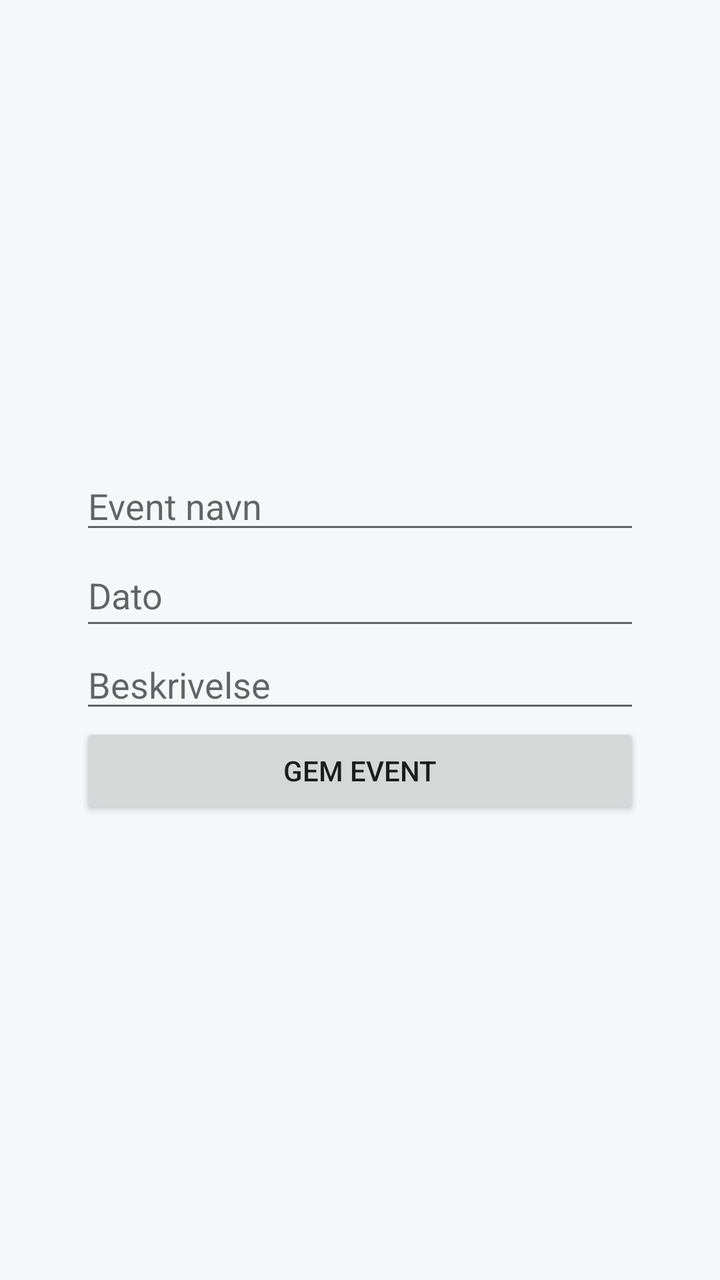
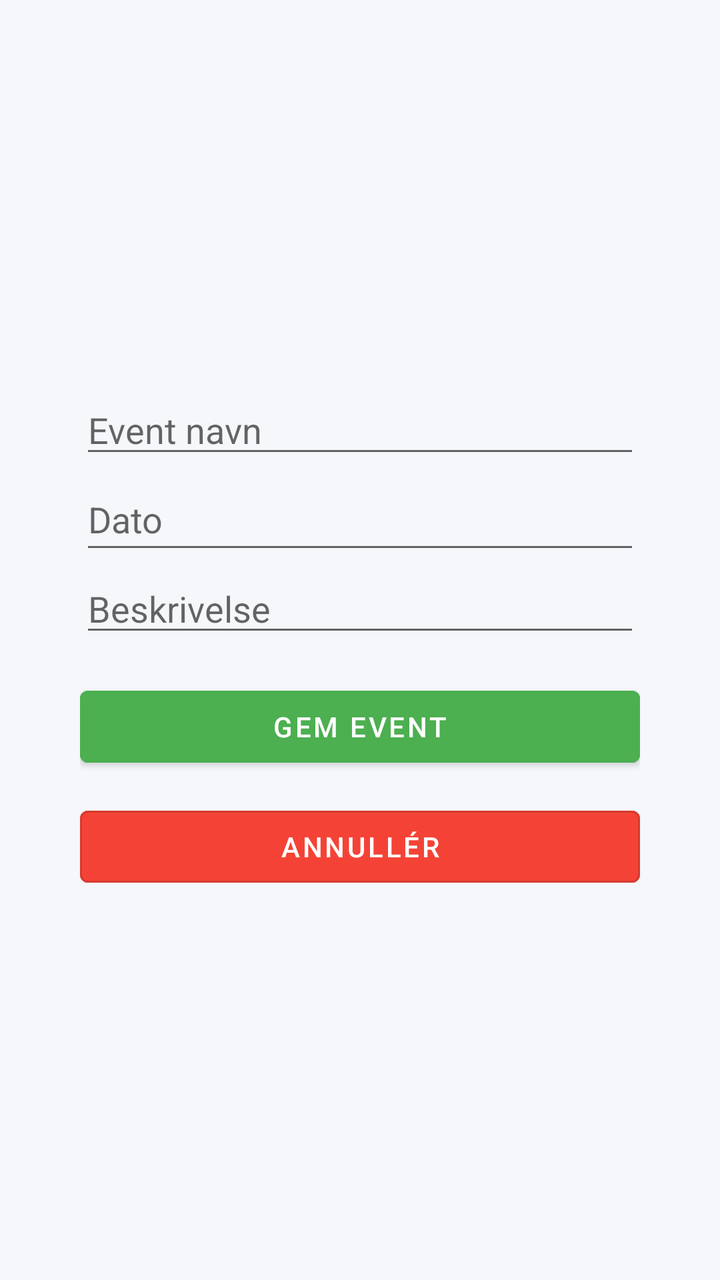

The first picture is an Android layout as it rendered before a commit; the second is the same layout after the commit. The layout source and the unified diff follow.
<!-- AndroidManifest.xml: application theme Theme.KimBegivenhed -->
<!-- res/layout/activity_add_event.xml -->
<?xml version="1.0" encoding="utf-8"?>
<LinearLayout
    xmlns:android="http://schemas.android.com/apk/res/android"
    android:orientation="vertical"
    android:padding="40dp"
    android:gravity="center"
    android:layout_width="match_parent"
    android:layout_height="match_parent">

    <EditText
        android:id="@+id/etName"
        android:hint="Event navn"
        android:layout_width="match_parent"
        android:layout_height="wrap_content"/>

    <EditText
        android:id="@+id/etDate"
        android:hint="Dato"
        android:layout_width="match_parent"
        android:layout_height="wrap_content"
        android:minHeight="48dp"/>

    <EditText
        android:id="@+id/etDesc"
        android:hint="Beskrivelse"
        android:layout_width="match_parent"
        android:layout_height="wrap_content"/>

    <Button
        android:id="@+id/btnSave"
        android:text="Gem event"
        android:layout_width="match_parent"
        android:layout_height="wrap_content"/>
</LinearLayout>
<!-- resources referenced by this layout -->
<resources>
  <style name="Theme.KimBegivenhed" parent="Theme.MaterialComponents.DayNight.NoActionBar">
  
          
          <item name="colorPrimary">@color/primary</item>
          <item name="colorPrimaryVariant">@color/primary_dark</item>
          <item name="colorOnPrimary">@color/white</item>
          <item name="colorOnPrimary">@color/black</item>
  
          
          <item name="colorSecondary">@color/secondary</item>
          <item name="colorSecondaryVariant">@color/secondary_dark</item>
          <item name="colorOnSecondary">@color/white</item>
          <item name="colorOnSecondary">@color/black</item>
  
          
          <item name="android:colorBackground">@color/background</item>
  
          
          <item name="android:statusBarColor">@color/primary_dark</item>
  
          
          <item name="actionBarTheme">@style/ThemeOverlay.MaterialComponents.Dark.ActionBar</item>
  
      </style>
  <color name="primary">#2F80ED</color>
  <color name="primary_dark">#1C5DB6</color>
  <color name="white">#FFFFFF</color>
  <color name="black">#000000</color>
  <color name="secondary">#27AE60</color>
  <color name="secondary_dark">#1E874B</color>
  <color name="background">#F5F7FA</color>
</resources>

<!-- the commit's change to res/layout/activity_add_event.xml (unified diff, before → after) -->
@@ -26,9 +26,23 @@
         android:layout_width="match_parent"
         android:layout_height="wrap_content"/>
 
-    <Button
+    <com.google.android.material.button.MaterialButton
         android:id="@+id/btnSave"
+        android:layout_width="match_parent"
+        android:layout_height="wrap_content"
         android:text="Gem event"
+        android:textColor="@android:color/white"
+        android:backgroundTint="@color/success_green"
+        android:layout_marginTop="16dp"
+        style="@style/Widget.MaterialComponents.Button" />
+
+    <com.google.android.material.button.MaterialButton
+        android:id="@+id/btnEvBack"
         android:layout_width="match_parent"
-        android:layout_height="wrap_content"/>
+        android:layout_height="wrap_content"
+        android:text="Annullér"
+        android:textColor="@android:color/white"
+        android:backgroundTint="@color/warning_red"
+        android:layout_marginTop="12dp"
+        style="@style/Widget.MaterialComponents.Button.OutlinedButton" />
 </LinearLayout>
<!-- resource entries referenced after the edit -->
@@ -1,5 +1,7 @@
 <!-- resources referenced by this layout -->
 <resources>
+  <color name="success_green">#4CAF50</color>
+  <color name="warning_red">#F44336</color>
   <style name="Theme.KimBegivenhed" parent="Theme.MaterialComponents.DayNight.NoActionBar">
   
           
@@ -13,6 +15,7 @@
           <item name="colorSecondaryVariant">@color/secondary_dark</item>
           <item name="colorOnSecondary">@color/white</item>
           <item name="colorOnSecondary">@color/black</item>
+  
   
           
           <item name="android:colorBackground">@color/background</item>
